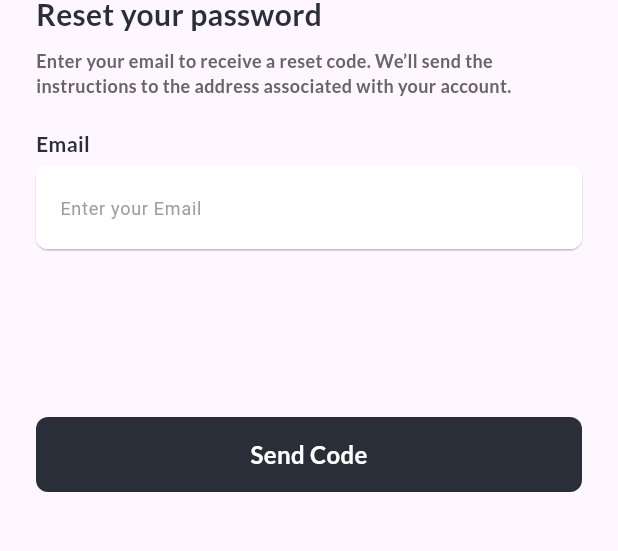
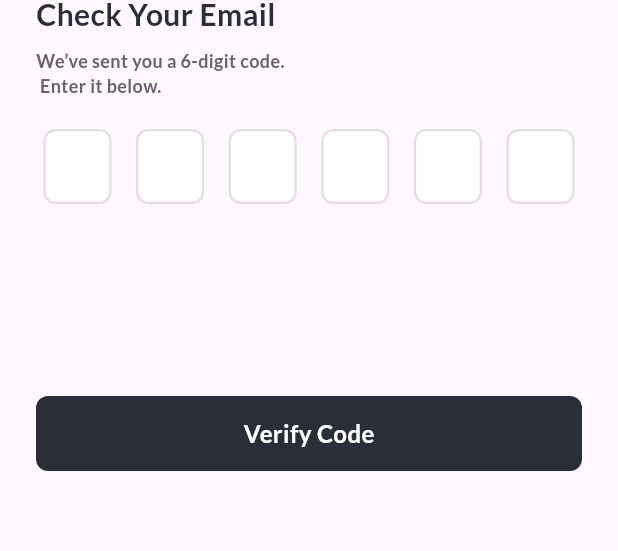
Before and after one commit to MohamedHany1512/egyptian_Museaum, a Flutter app: the CheckEmailScreen screen opened by its route, on a phone screen of 412 x 824 dp, the part 405-956 px from its top. Run offline on Flutter 3.47's test engine with Material 3 defaults, Android fonts, the phone set to English and light mode, and no system bars; drawn by our look-alikes of pin_code_fields.

Commit message:
complete ui for otp

```diff
--- a/lib/app_routers.dart
+++ b/lib/app_routers.dart
@@ -22,7 +22,7 @@ class AppRoutes {
         return MaterialPageRoute(builder: (_) => const LoginScreen());
        case '/ResetYourPasswordScreen':
         return MaterialPageRoute(builder: (_) => const ResetYourPasswordScreen());
-     case '/checkEmailScreen':
+     case '/CheckEmailScreen':
         return MaterialPageRoute(builder: (_) => const CheckEmailScreen());
 
     }
--- a/lib/core/colors.dart
+++ b/lib/core/colors.dart
@@ -3,6 +3,6 @@ import 'package:flutter/material.dart';
 abstract class AppColors {
     static const primaryColor = Color(0xFF2A2E39);
   static const goldColor = Color(0xffDDC55B);
-  static final backGroundColor = Colors.pink[250];
+  static const backGroundColor = Color(0xFFFEF7FF);
 
 }
--- a/lib/features/Auth/reset_password/presentation/screens/check_email_screen.dart
+++ b/lib/features/Auth/reset_password/presentation/screens/check_email_screen.dart
@@ -3,8 +3,8 @@ import 'package:egyptain_museaum/core/constants.dart';
 import 'package:egyptain_museaum/core/widgets/custom_bold_text.dart';
 import 'package:egyptain_museaum/core/widgets/custom_button.dart';
 import 'package:egyptain_museaum/core/widgets/custom_light_text.dart';
-import 'package:egyptain_museaum/core/widgets/custom_text_form_field.dart';
 import 'package:egyptain_museaum/features/Auth/reset_password/presentation/widgets/custom_arrow_back.dart';
+import 'package:egyptain_museaum/features/Auth/reset_password/presentation/widgets/otp_input.dart';
 import 'package:flutter/material.dart';
 
 class CheckEmailScreen extends StatelessWidget {
@@ -28,38 +28,26 @@ class CheckEmailScreen extends StatelessWidget {
                 child: Transform.scale(scale: 1.6, child: Image.asset(logo)),
               ),
               const SizedBox(height: 30),
-              CustomBoldText(text: 'Reset your password', fontSize: 20),
+              CustomBoldText(text: 'Check Your Email  ', fontSize: 20),
               const SizedBox(height: 8),
               CustomLightText(
-                text:
-                    'Enter your email to receive a reset code. We’ll send the instructions to the address associated with your account.',
+                text: 'We’ve sent you a 6-digit code.\n Enter it below.',
                 color: const Color(0xff666666),
                 fontSize: 12,
               ),
               const SizedBox(height: 20),
 
-              // Full Name
-
-              // Email
-              CustomBoldText(text: "Email", fontSize: 14),
-              const SizedBox(height: 4),
-              const CustomTextFormField(
-                labelText: 'Enter your Email',
-                isPassword: false,
-                textInputAction: TextInputAction.next,
-              ),
-              const SizedBox(height: 16),
-
+              // OTP Code Input
+              OtpInput(),
 
               const SizedBox(height: 16),
 
-              // Terms and Conditions Checkbox
+              const SizedBox(height: 16),
+
               const SizedBox(height: 80),
 
-              // Register Button
-              CustomButton(text: "Send Code", onTap: () {}),
+              CustomButton(text: "Verify Code", onTap: () {}),
               const SizedBox(height: 20),
-
             ],
           ),
         ),
--- a/lib/features/Auth/reset_password/presentation/screens/reset_your_password_screen.dart
+++ b/lib/features/Auth/reset_password/presentation/screens/reset_your_password_screen.dart
@@ -57,7 +57,9 @@ class ResetYourPasswordScreen extends StatelessWidget {
               const SizedBox(height: 80),
 
               // Register Button
-              CustomButton(text: "Send Code", onTap: () {}),
+              CustomButton(text: "Send Code", onTap: () {
+                Navigator.pushNamed(context, "/CheckEmailScreen");
+              }),
               const SizedBox(height: 20),
 
             ],
--- /dev/null
+++ b/lib/features/Auth/reset_password/presentation/widgets/otp_input.dart
@@ -0,0 +1,66 @@
+
+import 'package:egyptain_museaum/core/colors.dart';
+import 'package:egyptain_museaum/features/Auth/reset_password/presentation/widgets/otp_pin_theme.dart';
+import 'package:flutter/material.dart';
+import 'package:pin_code_fields/pin_code_fields.dart';
+
+class OtpInput extends StatelessWidget {
+  const OtpInput({
+    super.key,
+  });
+
+  @override
+  Widget build(BuildContext context) {
+    final TextEditingController otpController = TextEditingController();
+    final screenWidth = MediaQuery.sizeOf(context).width;
+    final screenHeight = MediaQuery.sizeOf(context).height;
+    final isMobile = screenWidth < 600;
+
+    // Responsive values
+    final fieldWidth = isMobile ? screenWidth * 0.11 : screenWidth * 0.09;
+    final fieldHeight = isMobile ? 50.0 : 55.0;
+    final spacing = isMobile ? 10.0 : 14.0;
+    final borderRadius = isMobile ? 8.0 : 10.0;
+
+    return SingleChildScrollView(
+      child: Container(
+        decoration: BoxDecoration(
+          borderRadius: BorderRadius.circular(borderRadius),
+          boxShadow: [
+            BoxShadow(
+              color: AppColors.backGroundColor,
+              blurRadius: 8,
+              offset: const Offset(0, 0.5),
+            ),
+          ],
+        ),
+        child: PinCodeTextField(
+          validator: (value) {
+            if (value == null || value.isEmpty) {
+              return 'Please enter the OTP code';
+            } else if (value.length < 6) {
+              return 'OTP code must be 6 digits';
+            }
+            return null;
+          },
+          controller: otpController,
+          appContext: context,
+          beforeTextPaste: (text) => true,
+          enableActiveFill: true,
+          backgroundColor: AppColors.backGroundColor,
+          length: 6,
+          keyboardType: TextInputType.number,
+          animationType: AnimationType.slide,
+          onCompleted: (value) {
+            debugPrint(value);
+            debugPrint(otpController.text);
+          },
+          pinTheme: otpPinTheme(borderRadius, fieldHeight, fieldWidth, spacing),
+
+          enablePinAutofill: true,
+        ),
+      ),
+    );
+  }
+
+}
--- /dev/null
+++ b/lib/features/Auth/reset_password/presentation/widgets/otp_pin_theme.dart
@@ -0,0 +1,28 @@
+ import 'package:flutter/material.dart';
+import 'package:pin_code_fields/pin_code_fields.dart';
+
+PinTheme otpPinTheme(double borderRadius, double fieldHeight, double fieldWidth, double spacing) {
+    return PinTheme(
+          shape: PinCodeFieldShape.box,
+          borderRadius: BorderRadius.circular(borderRadius),
+          fieldHeight: fieldHeight,
+          fieldWidth: fieldWidth,
+          // فصل الحقول عن بعضها
+          activeBorderWidth: 1.5,
+          selectedBorderWidth: 1.5,
+          inactiveBorderWidth: 1.5,
+          borderWidth: 1.5,
+          // Spacing between fields
+          fieldOuterPadding: EdgeInsets.symmetric(horizontal: spacing / 2),
+
+          // Borders
+          activeColor: Colors.grey.shade300,
+          selectedColor: Colors.grey.shade400,
+          inactiveColor: Colors.grey.shade300,
+
+          // Filled background
+          activeFillColor: Colors.white,
+          selectedFillColor: Colors.white,
+          inactiveFillColor: Colors.white,
+        );
+  }
```
Also changed, not shown: pubspec.yaml (+4 -9 lines), pubspec.lock.
